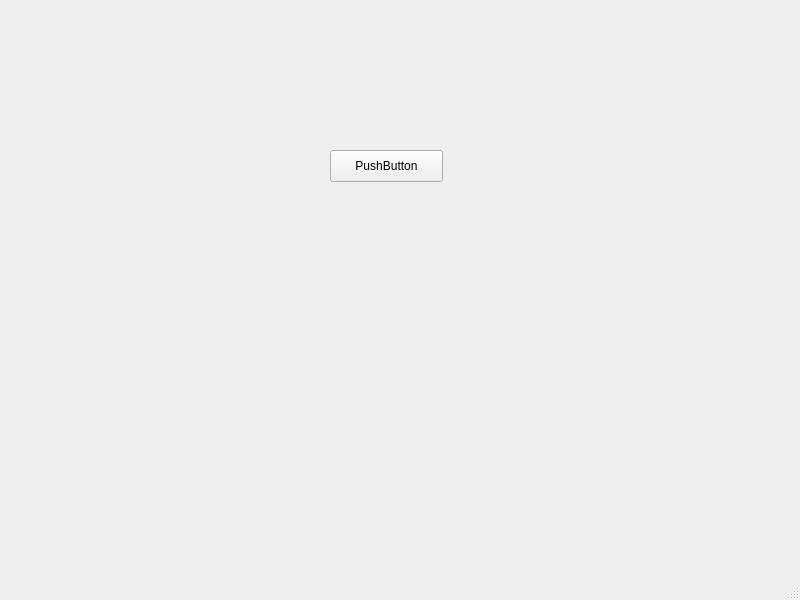
The window that pyqt5_tech/demo.ui (royccg/python_tech) describes before a commit, drawn with Qt 5.
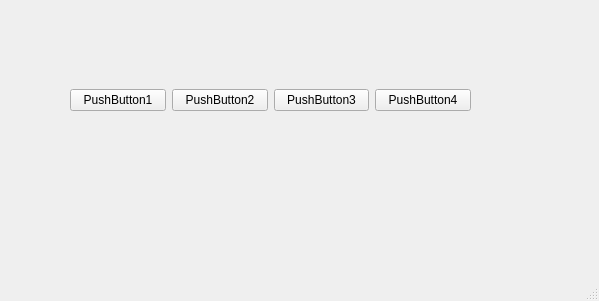
The same window after the commit.

The edit to the form file:
```diff
--- a/pyqt5_tech/demo.ui
+++ b/pyqt5_tech/demo.ui
@@ -6,26 +6,53 @@
    <rect>
     <x>0</x>
     <y>0</y>
-    <width>800</width>
-    <height>600</height>
+    <width>599</width>
+    <height>301</height>
    </rect>
   </property>
   <property name="windowTitle">
    <string>MainWindow</string>
   </property>
   <widget class="QWidget" name="centralwidget">
-   <widget class="QPushButton" name="pushButton">
+   <widget class="QWidget" name="horizontalLayoutWidget">
     <property name="geometry">
      <rect>
-      <x>330</x>
-      <y>150</y>
-      <width>113</width>
-      <height>32</height>
+      <x>70</x>
+      <y>60</y>
+      <width>401</width>
+      <height>80</height>
      </rect>
     </property>
-    <property name="text">
-     <string>PushButton</string>
-    </property>
+    <layout class="QHBoxLayout" name="horizontalLayout">
+     <item>
+      <widget class="QPushButton" name="pushButton">
+       <property name="text">
+        <string>PushButton1</string>
+       </property>
+      </widget>
+     </item>
+     <item>
+      <widget class="QPushButton" name="pushButton_2">
+       <property name="text">
+        <string>PushButton2</string>
+       </property>
+      </widget>
+     </item>
+     <item>
+      <widget class="QPushButton" name="pushButton_3">
+       <property name="text">
+        <string>PushButton3</string>
+       </property>
+      </widget>
+     </item>
+     <item>
+      <widget class="QPushButton" name="pushButton_4">
+       <property name="text">
+        <string>PushButton4</string>
+       </property>
+      </widget>
+     </item>
+    </layout>
    </widget>
   </widget>
   <widget class="QMenuBar" name="menubar">
```
Left out of the diff: 4 changed lines with no effect on the pictures.
